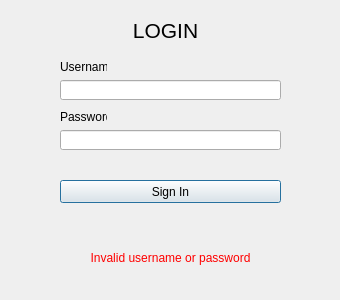
jordynmarlow/DatabaseSystems, file LoginDialog.ui: the form before one commit.
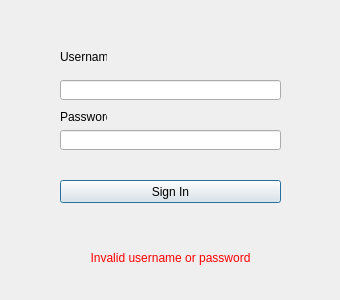
The form after the commit.

```diff
--- a/LoginDialog.ui
+++ b/LoginDialog.ui
@@ -83,35 +83,11 @@
     <set>Qt::AlignCenter</set>
    </property>
   </widget>
-  <widget class="QLabel" name="label">
-   <property name="geometry">
-    <rect>
-     <x>90</x>
-     <y>10</y>
-     <width>151</width>
-     <height>41</height>
-    </rect>
-   </property>
-   <property name="font">
-    <font>
-     <pointsize>16</pointsize>
-    </font>
-   </property>
-   <property name="lineWidth">
-    <number>1</number>
-   </property>
-   <property name="text">
-    <string>LOGIN</string>
-   </property>
-   <property name="alignment">
-    <set>Qt::AlignCenter</set>
-   </property>
-  </widget>
-  <widget class="QLabel" name="label_2">
+  <widget class="QLabel" name="label_3">
    <property name="geometry">
     <rect>
      <x>60</x>
-     <y>60</y>
+     <y>50</y>
      <width>47</width>
      <height>13</height>
     </rect>
```
Left out of the diff: 2 changed lines with no effect on the pictures.
